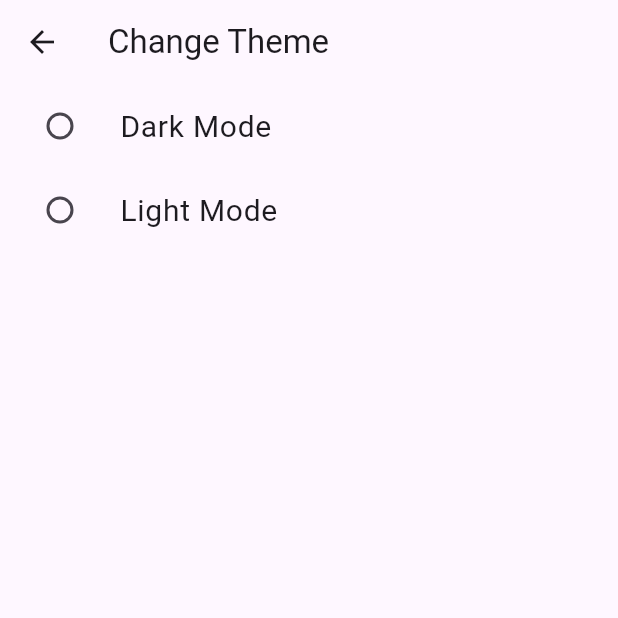
After one commit to fattsowavy/flutter-ITBOX, a Flutter app: the screen it shows after launch, after a tap on "Go to Dark Mode Page", on a phone screen of 412 x 824 dp, the top half of it. The commit adds this screen. Run offline on Flutter 3.47's test engine with Material 3 defaults, Android fonts, the phone set to English and light mode, and no system bars; our stand-ins replace get.

Commit message:
bug: change theme

```diff
--- /dev/null
+++ b/lib/DarkMode.dart
@@ -0,0 +1,53 @@
+import 'package:flutter/material.dart';
+import 'package:get/get.dart';
+import 'package:get/state_manager.dart';
+
+class DarkMode extends StatefulWidget {
+  const DarkMode({super.key});
+
+  @override
+  State<DarkMode> createState() => _DarkModeState();
+}
+
+class _DarkModeState extends State<DarkMode> {
+  String mode = "dark";
+
+  @override
+  Widget build(BuildContext context) {
+    return Scaffold(
+      appBar: AppBar(title: Text("Change Theme")),
+      body: Center(
+        child: Column(
+          children: [
+            ListTile(
+              title: Text("Dark Mode", style: TextStyle(fontSize: 20)),
+              leading: Radio<String>(
+                value: "Dark",
+                groupValue: mode,
+                onChanged: (value) {
+                  setState(() {
+                    mode = value!;
+                    Get.changeTheme(ThemeData.dark());
+                  });
+                },
+              ),
+            ),
+            ListTile(
+              title: Text("Light Mode", style: TextStyle(fontSize: 20)),
+              leading: Radio<String>(
+                value: "Light",
+                groupValue: mode,
+                onChanged: (value) {
+                  setState(() {
+                    mode = value!;
+                    Get.changeTheme(ThemeData.light());
+                  });
+                },
+              ),
+            ),
+          ],
+        ),
+      ),
+    );
+  }
+}
--- a/lib/main.dart
+++ b/lib/main.dart
@@ -1,3 +1,4 @@
+import 'package:basic_flutter/DarkMode.dart';
 import 'package:basic_flutter/biodata.dart';
 import 'package:basic_flutter/home.dart';
 import 'package:basic_flutter/secondPage.dart';
@@ -104,6 +105,16 @@ class _MyHomePageState extends State<MyHomePage> {
 
               child: Text("Test getX"),
             ),
+
+            SizedBox(height: 20),
+            Text("Dark Mode  Page"),
+            ElevatedButton(
+              onPressed: () {
+                Get.to(() => DarkMode());
+              },
+
+              child: Text("Go to Dark Mode Page"),
+            ),
           ],
         ),
       ),
```
